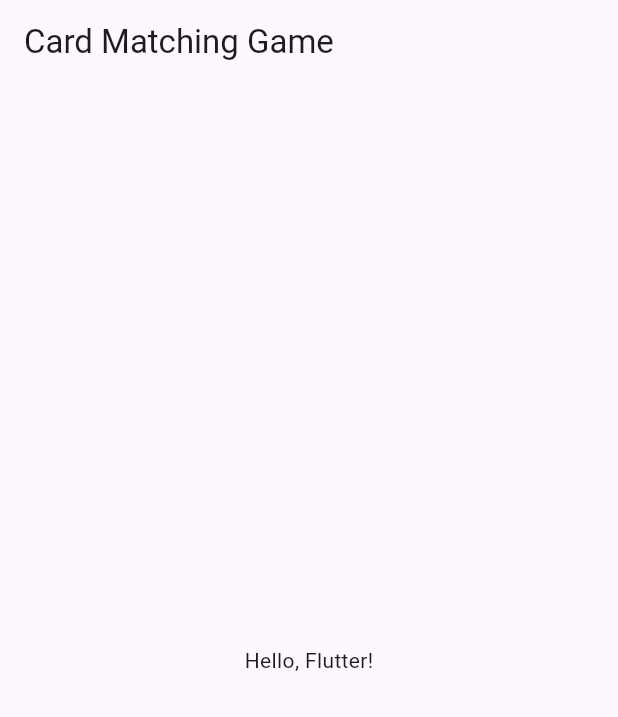
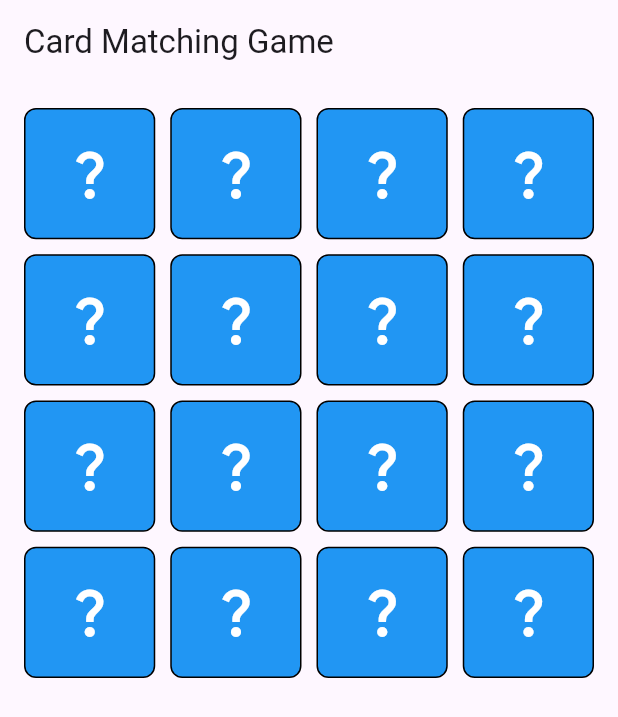
Before and after one commit to sricharan8462/card_matching, a Flutter app: the screen it shows after launch, on a phone screen of 412 x 824 dp. Shown: the top 717 px of the screen. Run offline on Flutter 3.47's test engine with Material 3 defaults, Android fonts, the phone set to English and light mode, and no system bars.

Commit message:
add grid layout for cards

```diff
--- a/lib/main.dart
+++ b/lib/main.dart
@@ -4,7 +4,7 @@ import 'package:provider/provider.dart';
 void main() {
   runApp(
     ChangeNotifierProvider(
-      create: (context) => GameModel(), // Placeholder for GameModel
+      create: (context) => GameModel(),
       child: MyApp(),
     ),
   );
@@ -15,13 +15,41 @@ class MyApp extends StatelessWidget {
   Widget build(BuildContext context) {
     return MaterialApp(
       title: 'Card Matching Game',
-      home: Scaffold(
-        appBar: AppBar(title: Text('Card Matching Game')),
-        body: Center(child: Text('Hello, Flutter!')),
+      home: GameScreen(),
+    );
+  }
+}
+
+class GameScreen extends StatelessWidget {
+  @override
+  Widget build(BuildContext context) {
+    return Scaffold(
+      appBar: AppBar(title: Text('Card Matching Game')),
+      body: Padding(
+        padding: const EdgeInsets.all(16.0),
+        child: GridView.builder(
+          gridDelegate: SliverGridDelegateWithFixedCrossAxisCount(
+            crossAxisCount: 4,
+            crossAxisSpacing: 10,
+            mainAxisSpacing: 10,
+          ),
+          itemCount: 16, // 4x4 grid
+          itemBuilder: (context, index) {
+            return Container(
+              decoration: BoxDecoration(
+                color: Colors.blue,
+                borderRadius: BorderRadius.circular(8),
+                border: Border.all(color: Colors.black),
+              ),
+              child: Center(
+                child: Icon(Icons.question_mark, size: 40, color: Colors.white),
+              ),
+            );
+          },
+        ),
       ),
     );
   }
 }
 
-// Placeholder GameModel class
 class GameModel with ChangeNotifier {}
```
